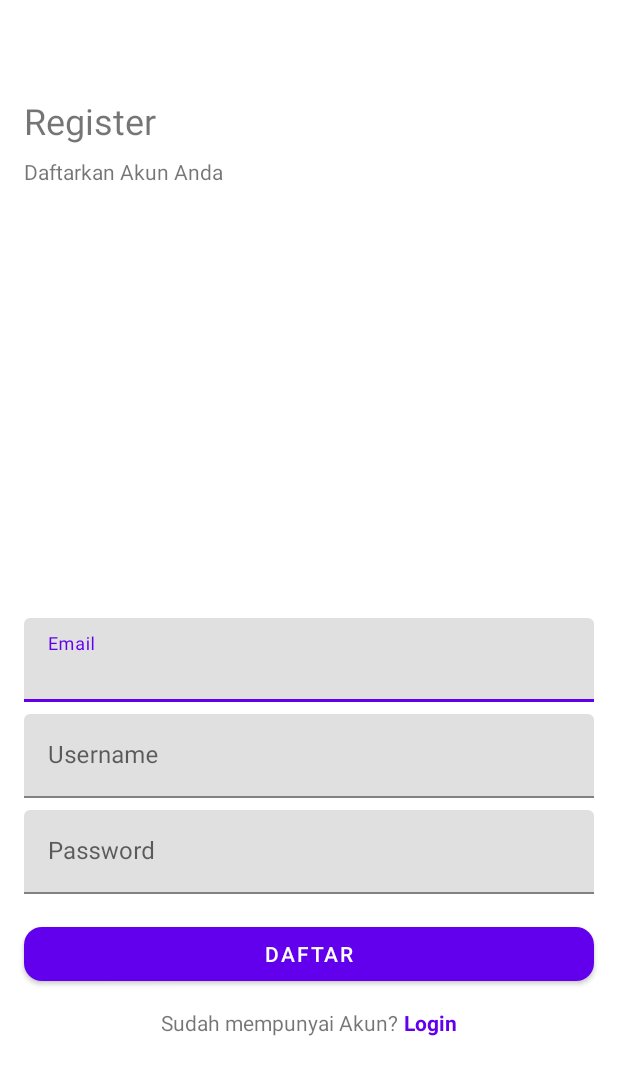
After one commit to vincentiuschristian/Fire_Detector, an Android app: the RegisterActivity screen opened directly, with no data from a screen before it, on a phone screen of 412 x 824 dp. The commit adds this screen. Shown: the top 1075 px of the screen. Run offline under Robolectric (Android 15) with nearby library versions, the light colour scheme and no system bars.

Commit message:
login register layout

```diff
--- a/app/build.gradle.kts
+++ b/app/build.gradle.kts
@@ -48,6 +48,7 @@ dependencies {
     implementation(libs.androidx.lifecycle.viewmodel.ktx)
     implementation(libs.androidx.navigation.fragment.ktx)
     implementation(libs.androidx.navigation.ui.ktx)
+    implementation(libs.androidx.activity)
     testImplementation(libs.junit)
     androidTestImplementation(libs.androidx.junit)
     androidTestImplementation(libs.androidx.espresso.core)
--- a/app/src/main/java/com/dev/firedetector/ui/emergency/EmergencyFragment.kt
+++ b/app/src/main/java/com/dev/firedetector/ui/emergency/EmergencyFragment.kt
@@ -77,7 +77,7 @@ class EmergencyFragment : Fragment() {
         ActivityResultContracts.RequestPermission()
     ) { isGranted ->
         if (isGranted) {
-            Toast.makeText(requireContext(), "Permission granted to make calls", Toast.LENGTH_SHORT)
+            Toast.makeText(requireContext(), "Permission granted", Toast.LENGTH_SHORT)
                 .show()
         } else {
             Toast.makeText(requireContext(), "Permission denied to make calls", Toast.LENGTH_SHORT)
--- /dev/null
+++ b/app/src/main/java/com/dev/firedetector/ui/register/RegisterActivity.kt
@@ -0,0 +1,21 @@
+package com.dev.firedetector.ui.register
+
+import android.os.Bundle
+import androidx.activity.enableEdgeToEdge
+import androidx.appcompat.app.AppCompatActivity
+import androidx.core.view.ViewCompat
+import androidx.core.view.WindowInsetsCompat
+import com.dev.firedetector.R
+
+class RegisterActivity : AppCompatActivity() {
+    override fun onCreate(savedInstanceState: Bundle?) {
+        super.onCreate(savedInstanceState)
+        enableEdgeToEdge()
+        setContentView(R.layout.activity_register)
+        ViewCompat.setOnApplyWindowInsetsListener(findViewById(R.id.main)) { v, insets ->
+            val systemBars = insets.getInsets(WindowInsetsCompat.Type.systemBars())
+            v.setPadding(systemBars.left, systemBars.top, systemBars.right, systemBars.bottom)
+            insets
+        }
+    }
+}
--- /dev/null
+++ b/app/src/main/res/layout/activity_register.xml
@@ -0,0 +1,134 @@
+<?xml version="1.0" encoding="utf-8"?>
+<androidx.constraintlayout.widget.ConstraintLayout xmlns:android="http://schemas.android.com/apk/res/android"
+    xmlns:app="http://schemas.android.com/apk/res-auto"
+    xmlns:tools="http://schemas.android.com/tools"
+    android:id="@+id/main"
+    android:layout_width="match_parent"
+    android:layout_height="match_parent"
+    tools:context=".ui.register.RegisterActivity">
+
+    <TextView
+        android:id="@+id/tvLogin"
+        android:layout_width="wrap_content"
+        android:layout_height="wrap_content"
+        android:layout_marginTop="64dp"
+        android:paddingStart="16dp"
+        android:paddingEnd="8dp"
+        android:text="@string/register"
+        android:textSize="24sp"
+        app:layout_constraintStart_toStartOf="parent"
+        app:layout_constraintTop_toTopOf="parent" />
+
+    <TextView
+        android:id="@+id/tvMasuk"
+        android:layout_width="wrap_content"
+        android:layout_height="wrap_content"
+        android:layout_marginTop="8dp"
+        android:paddingStart="16dp"
+        android:paddingEnd="8dp"
+        android:text="@string/daftarkan_akun_anda"
+        app:layout_constraintStart_toStartOf="parent"
+        app:layout_constraintTop_toBottomOf="@id/tvLogin" />
+
+    <androidx.constraintlayout.widget.Guideline
+        android:id="@+id/guidelineHorizontal"
+        android:layout_width="wrap_content"
+        android:layout_height="wrap_content"
+        android:orientation="horizontal"
+        app:layout_constraintEnd_toEndOf="parent"
+        app:layout_constraintGuide_percent="0.5"
+        app:layout_constraintStart_toStartOf="parent" />
+
+    <com.google.android.material.textfield.TextInputLayout
+        android:id="@+id/tilEmail"
+        android:layout_width="match_parent"
+        android:layout_height="wrap_content"
+        android:layout_marginStart="16dp"
+        android:layout_marginEnd="16dp"
+        app:layout_constraintStart_toStartOf="parent"
+        app:layout_constraintTop_toBottomOf="@id/guidelineHorizontal">
+
+        <com.google.android.material.textfield.TextInputEditText
+            android:id="@+id/etEmail"
+            android:layout_width="match_parent"
+            android:layout_height="wrap_content"
+            android:hint="@string/email"
+            android:inputType="textEmailAddress" />
+
+    </com.google.android.material.textfield.TextInputLayout>
+
+    <com.google.android.material.textfield.TextInputLayout
+        android:id="@+id/tilUsername"
+        android:layout_width="match_parent"
+        android:layout_height="wrap_content"
+        android:layout_marginStart="16dp"
+        android:layout_marginTop="8dp"
+        android:layout_marginEnd="16dp"
+        app:layout_constraintStart_toStartOf="parent"
+        app:layout_constraintTop_toBottomOf="@id/tilEmail">
+
+        <com.google.android.material.textfield.TextInputEditText
+            android:id="@+id/etUsername"
+            android:layout_width="match_parent"
+            android:layout_height="wrap_content"
+            android:hint="@string/username" />
+
+    </com.google.android.material.textfield.TextInputLayout>
+
+    <com.google.android.material.textfield.TextInputLayout
+        android:id="@+id/tilPassword"
+        android:layout_width="match_parent"
+        android:layout_height="wrap_content"
+        android:layout_marginStart="16dp"
+        android:layout_marginTop="8dp"
+        android:layout_marginEnd="16dp"
+        app:layout_constraintStart_toStartOf="parent"
+        app:layout_constraintTop_toBottomOf="@id/tilUsername">
+
+        <com.google.android.material.textfield.TextInputEditText
+            android:id="@+id/etPassword"
+            android:layout_width="match_parent"
+            android:layout_height="wrap_content"
+            android:hint="@string/password"
+            android:inputType="textPassword" />
+
+    </com.google.android.material.textfield.TextInputLayout>
+
+    <com.google.android.material.button.MaterialButton
+        android:id="@+id/btnLogin"
+        android:layout_width="match_parent"
+        android:layout_height="wrap_content"
+        android:layout_margin="16dp"
+        android:text="@string/daftar"
+        app:cornerRadius="12dp"
+        app:layout_constraintTop_toBottomOf="@id/tilPassword" />
+
+    <LinearLayout
+        android:id="@+id/linearLayout"
+        android:layout_width="match_parent"
+        android:layout_height="wrap_content"
+        android:layout_marginTop="12dp"
+        android:gravity="center"
+        android:orientation="horizontal"
+        android:paddingBottom="16dp"
+        app:layout_constraintEnd_toEndOf="parent"
+        app:layout_constraintStart_toStartOf="parent"
+        app:layout_constraintTop_toBottomOf="@+id/btnLogin">
+
+        <TextView
+            android:layout_width="wrap_content"
+            android:layout_height="wrap_content"
+            android:text="@string/sudah_mempunyai_akun" />
+
+        <TextView
+            android:id="@+id/tv_move_register"
+            android:layout_width="wrap_content"
+            android:layout_height="wrap_content"
+            android:layout_marginStart="4dp"
+            android:text="@string/login"
+            android:textColor="?attr/colorPrimary"
+            android:textStyle="bold" />
+
+    </LinearLayout>
+
+</androidx.constraintlayout.widget.ConstraintLayout>
--- a/app/src/main/res/values/strings.xml
+++ b/app/src/main/res/values/strings.xml
@@ -30,4 +30,15 @@
     <string name="cancel">Batal</string>
     <string name="decline">Menolak</string>
     <string name="accept">Ya</string>
+    <string name="login">Login</string>
+    <string name="masuk_ke_akun_anda">Masuk ke Akun Anda</string>
+    <string name="username">Username</string>
+    <string name="password">Password</string>
+    <string name="tidak_mempunyai_akun">Tidak mempunyai Akun?</string>
+    <string name="daftar">Daftar</string>
+    <string name="register">Register</string>
+    <string name="daftarkan_akun_anda">Daftarkan Akun Anda</string>
+    <string name="email">Email</string>
+    <string name="sudah_mempunyai_akun">Sudah mempunyai Akun?</string>
+    <string name="masuk">Masuk</string>
 </resources>
--- a/gradle/libs.versions.toml
+++ b/gradle/libs.versions.toml
@@ -12,6 +12,7 @@ lifecycleLivedataKtx = "2.8.0"
 lifecycleViewmodelKtx = "2.8.0"
 navigationFragmentKtx = "2.7.7"
 navigationUiKtx = "2.7.7"
+activity = "1.8.0"
 
 [libraries]
 androidx-core-ktx = { group = "androidx.core", name = "core-ktx", version.ref = "coreKtx" }
@@ -25,6 +26,7 @@ androidx-lifecycle-livedata-ktx = { group = "androidx.lifecycle", name = "lifecy
 androidx-lifecycle-viewmodel-ktx = { group = "androidx.lifecycle", name = "lifecycle-viewmodel-ktx", version.ref = "lifecycleViewmodelKtx" }
 androidx-navigation-fragment-ktx = { group = "androidx.navigation", name = "navigation-fragment-ktx", version.ref = "navigationFragmentKtx" }
 androidx-navigation-ui-ktx = { group = "androidx.navigation", name = "navigation-ui-ktx", version.ref = "navigationUiKtx" }
+androidx-activity = { group = "androidx.activity", name = "activity", version.ref = "activity" }
 
 [plugins]
 androidApplication = { id = "com.android.application", version.ref = "agp" }
```
Also changed, not shown: app/src/main/AndroidManifest.xml (+7 -0 lines), app/src/main/java/com/dev/firedetector/ui/login/LoginActivity.kt (added, +21 -0 lines), app/src/main/res/layout/activity_login.xml (added, +114 -0 lines).
